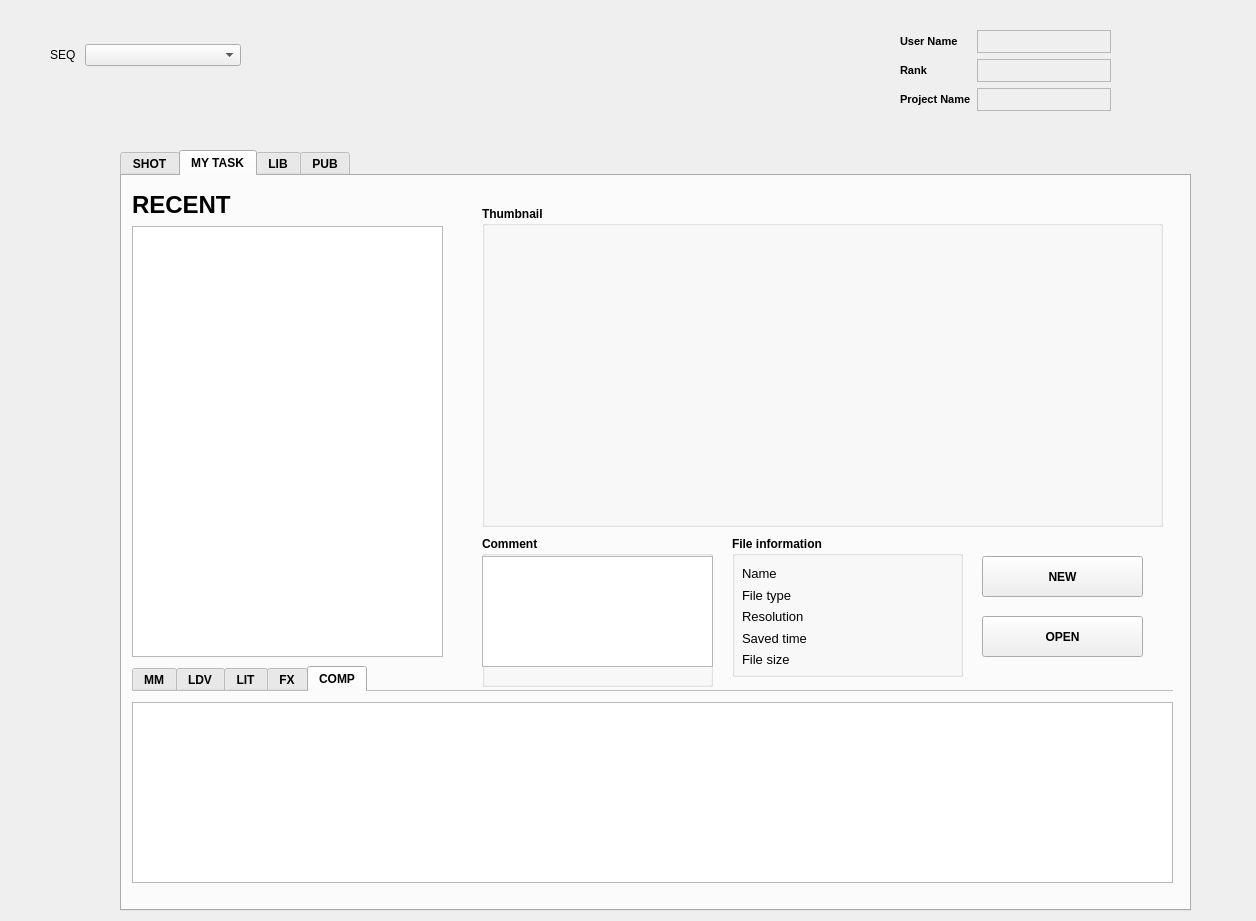
Before: the Qt Designer form pipeline/scripts/loader/main_window_v002.ui in UiChul/yummy, drawn with Qt 5.
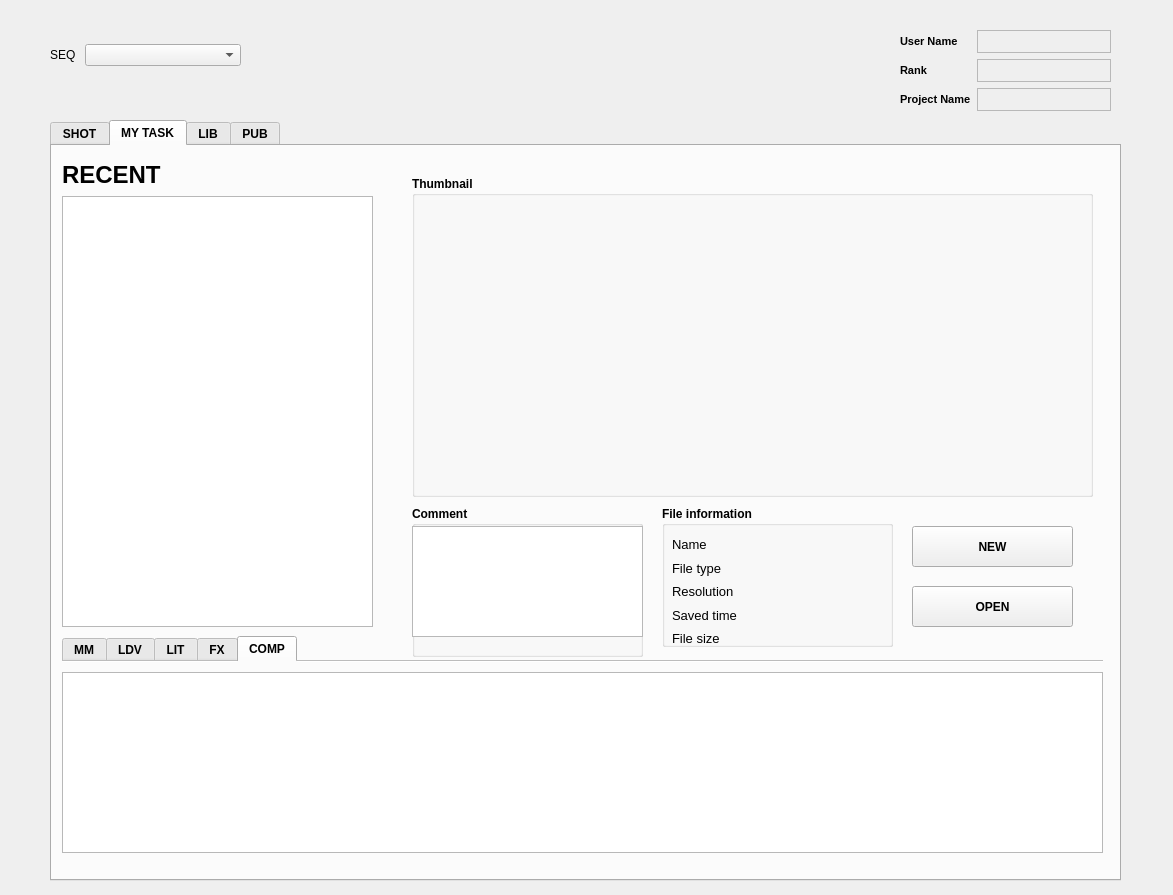
After: the same form once the commit is applied. The open tabs and pages were chosen to show the change.

```diff
--- a/pipeline/scripts/loader/main_window_v002.ui
+++ b/pipeline/scripts/loader/main_window_v002.ui
@@ -6,8 +6,8 @@
    <rect>
     <x>0</x>
     <y>0</y>
-    <width>1256</width>
-    <height>921</height>
+    <width>1173</width>
+    <height>895</height>
    </rect>
   </property>
   <property name="sizePolicy">
@@ -22,8 +22,8 @@
   <widget class="QTabWidget" name="tabWidget_all">
    <property name="geometry">
     <rect>
-     <x>120</x>
-     <y>150</y>
+     <x>50</x>
+     <y>120</y>
      <width>1071</width>
      <height>761</height>
     </rect>
@@ -877,7 +877,7 @@
         <x>10</x>
         <y>30</y>
         <width>80</width>
-        <height>101</height>
+        <height>111</height>
        </rect>
       </property>
       <layout class="QVBoxLayout" name="verticalLayout_5">
@@ -964,7 +964,7 @@
         <x>100</x>
         <y>30</y>
         <width>121</width>
-        <height>101</height>
+        <height>111</height>
        </rect>
       </property>
       <layout class="QVBoxLayout" name="verticalLayout_6">
```
Left out of the diff: 2 changed lines with no effect on the pictures.
